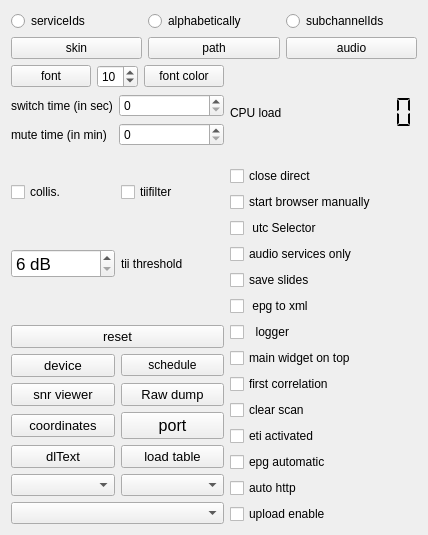
The window that qt-dab-6.9/forms-v7/config-helper.ui (JvanKatwijk/qt-dab) describes before a commit, drawn with Qt 5.
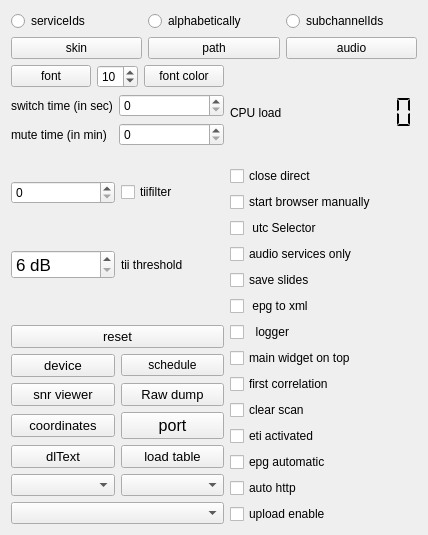
The same window after the commit. Custom widgets are drawn as their Qt base class.

What changed in the file:
```diff
--- a/qt-dab-6.9/forms-v7/config-helper.ui
+++ b/qt-dab-6.9/forms-v7/config-helper.ui
@@ -174,12 +174,9 @@
        <item>
         <layout class="QHBoxLayout" name="horizontalLayout">
          <item>
-          <widget class="QCheckBox" name="tiiCollisions">
+          <widget class="QSpinBox" name="tiiCollisions">
            <property name="toolTip">
-            <string>&lt;html&gt;&lt;head/&gt;&lt;body&gt;&lt;p&gt;If checked, the tii decoder will after finding a match for a mainId at a given subId continue to search for other matches with the same subId.&lt;/p&gt;&lt;/body&gt;&lt;/html&gt;</string>
-           </property>
-           <property name="text">
-            <string>collis.</string>
+            <string>&lt;html&gt;&lt;head/&gt;&lt;body&gt;&lt;p&gt;Collisions. It is obviously possible that one receives more than one mainId with a fiven subId. Setting this sponbox to a number indicating a subId, tells the software to look for all mainIds that use this subId.&lt;/p&gt;&lt;/body&gt;&lt;/html&gt;</string>
            </property>
           </widget>
          </item>
```
Left out of the diff: 4 changed lines with no effect on the pictures.
